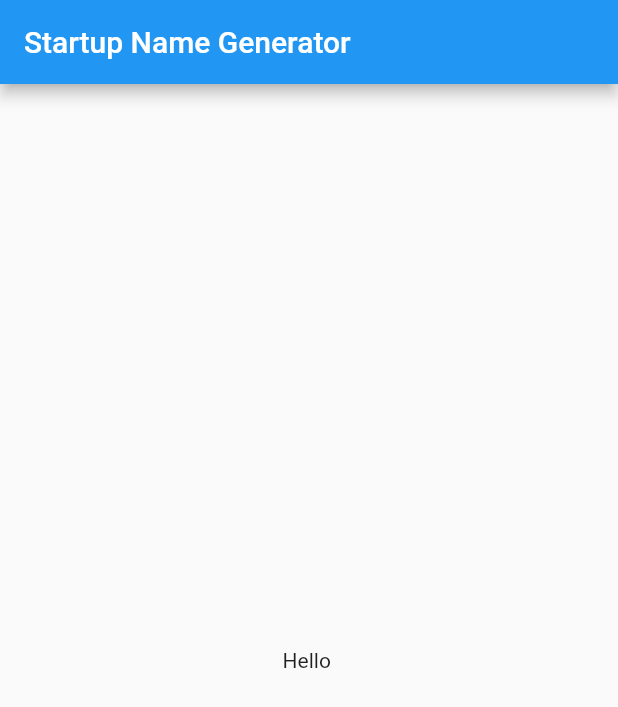
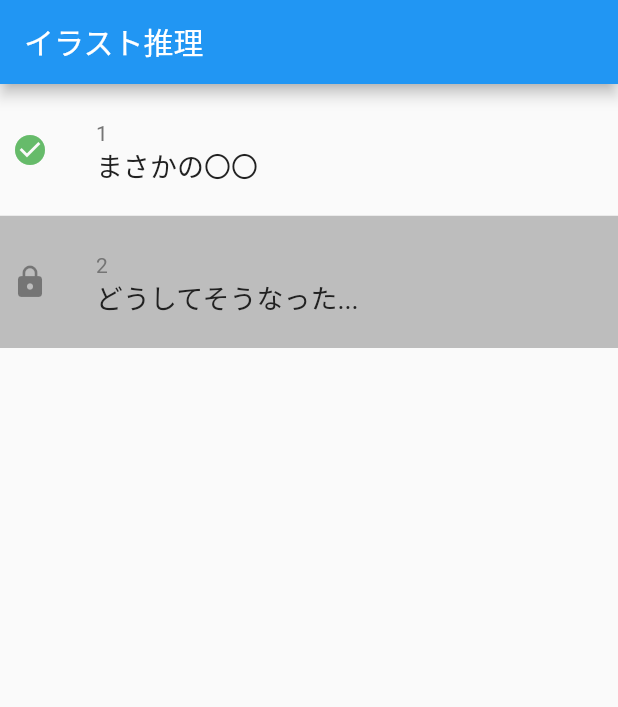
Before and after one commit to tsuyopon-xyz/illust_guessing_app_flutter, a Flutter app: the screen it shows after launch, on a phone screen of 412 x 824 dp. Shown: the top 707 px of the screen. Run offline on Flutter 3.47's test engine with Material 2 defaults, Android fonts, the light colour scheme and no system bars; our stand-ins replace flutter_riverpod, freezed_annotation, hooks_riverpod, riverpod, universal_platform.

Commit message:
Display quizList to quiz_select_view and added title property in quiz model.

```diff
--- a/assets/data/quizzes.json
+++ b/assets/data/quizzes.json
@@ -1,6 +1,7 @@
 [
   {
     "id": 1,
+    "title": "まさかの〇〇",
     "chapters": [
       {
         "order": 1,
@@ -54,6 +55,7 @@
   },
   {
     "id": 2,
+    "title": "どうしてそうなった...",
     "chapters": [
       {
         "order": 1,
--- a/lib/main.dart
+++ b/lib/main.dart
@@ -1,6 +1,12 @@
 import 'package:flutter/material.dart';
+import 'package:flutter_riverpod/flutter_riverpod.dart';
 
-void main() => runApp(const MyApp());
+import 'src/views/quiz_select_view.dart';
+
+void main() {
+  WidgetsFlutterBinding.ensureInitialized();
+  runApp(const ProviderScope(child: MyApp()));
+}
 
 class MyApp extends StatelessWidget {
   const MyApp({Key? key}) : super(key: key);
@@ -8,12 +14,12 @@ class MyApp extends StatelessWidget {
   @override
   Widget build(BuildContext context) {
     return MaterialApp(
-      title: 'Illust Guessing App',
+      title: 'イラスト推理',
       home: Scaffold(
         appBar: AppBar(
-          title: const Text('Startup Name Generator'),
+          title: const Text('イラスト推理'),
         ),
-        body: const Center(child: SelectableText("Hello")),
+        body: const QuizSelectView(),
       ),
     );
   }
--- a/lib/src/models/quiz.dart
+++ b/lib/src/models/quiz.dart
@@ -9,6 +9,7 @@ part 'quiz.g.dart';
 class Quiz with _$Quiz {
   factory Quiz({
     required int id,
+    required String title,
     required List<QuizChapter> chapters,
   }) = _Quiz;
 
--- /dev/null
+++ b/lib/src/views/quiz_select_view.dart
@@ -0,0 +1,69 @@
+import 'package:flutter/material.dart';
+import 'package:hooks_riverpod/hooks_riverpod.dart';
+
+import '../providers/quiz_list_provider.dart' show quizListProvider;
+import '../models/quiz.dart' show Quiz;
+
+class QuizSelectView extends ConsumerWidget {
+  const QuizSelectView({Key? key}) : super(key: key);
+  @override
+  Widget build(BuildContext context, WidgetRef ref) {
+    AsyncValue<List<Quiz>> asyncValue = ref.watch(quizListProvider);
+
+    return asyncValue.when(data: (List<Quiz> quizList) {
+      return Center(child: _QuizListView(quizList: quizList));
+    }, error: (error, stack) {
+      print(error);
+      return const Center(child: Text('Error...'));
+    }, loading: () {
+      return const Center(child: Text('Loading...'));
+    });
+  }
+}
+
+class _QuizListView extends StatelessWidget {
+  const _QuizListView({Key? key, required this.quizList}) : super(key: key);
+
+  final List<Quiz> quizList;
+
+  @override
+  Widget build(BuildContext context) {
+    return ListView.separated(
+      itemCount: quizList.length,
+      itemBuilder: (BuildContext context, int index) {
+        final quiz = quizList[index];
+
+        // TODO: ステージのクリア状況を管理するstateを用意して、idを元にロックが解除されているか確認する
+        final isLocked = index % 2 == 1;
+
+        return Container(
+          decoration:
+              isLocked ? new BoxDecoration(color: Colors.grey.shade400) : null,
+          child: ListTile(
+            contentPadding: const EdgeInsets.all(8),
+            enabled: !isLocked,
+            onTap: () {
+              print(index);
+            },
+            leading: Column(
+              mainAxisAlignment: MainAxisAlignment.center,
+              children: [
+                isLocked
+                    ? const Icon(Icons.lock)
+                    : Icon(Icons.check_circle, color: Colors.green.shade400)
+              ],
+            ),
+            title: Text(quiz.id.toString(),
+                style: TextStyle(fontSize: 14.0, color: Colors.grey.shade600)),
+            subtitle: Text(quiz.title,
+                style: TextStyle(fontSize: 18.0, color: Colors.grey.shade900)),
+            selectedColor: Colors.indigo.shade600,
+          ),
+        );
+      },
+      separatorBuilder: (BuildContext context, int index) {
+        return const Divider(height: 0);
+      },
+    );
+  }
+}
--- a/pubspec.yaml
+++ b/pubspec.yaml
@@ -19,6 +19,9 @@ dependencies:
   json_serializable: ^6.1.4
   freezed_annotation: ^1.1.0
   flutter_riverpod: ^1.0.3
+  flutter_hooks: ^0.18.2+1
+  hooks_riverpod: ^1.0.3
+  universal_platform: ^1.0.0+1
 
 dev_dependencies:
   flutter_test:
```
Also changed, not shown: lib/src/models/quiz.freezed.dart, lib/src/models/quiz.g.dart, pubspec.lock.
